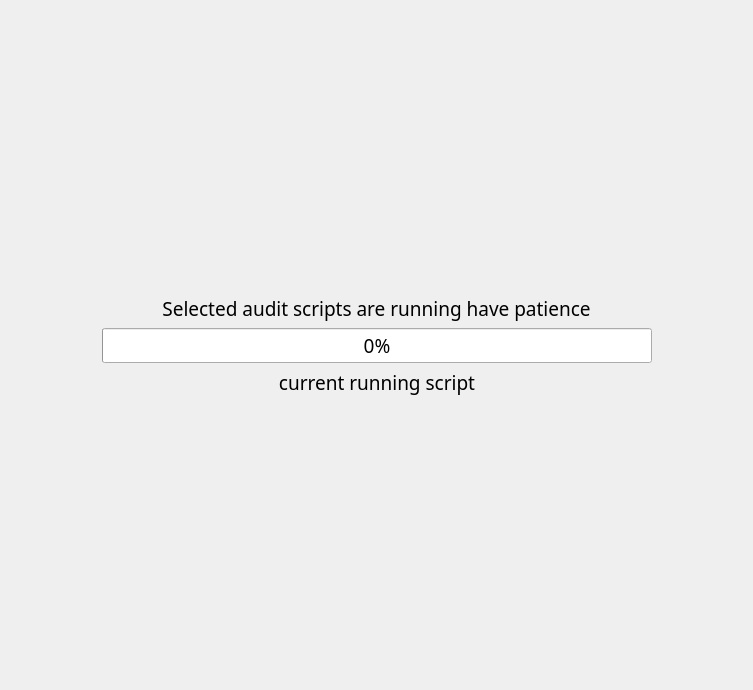
Above: audit_progress_page.ui from h4636oh/EasyAudit_QT before the change. Below: the same form after it.
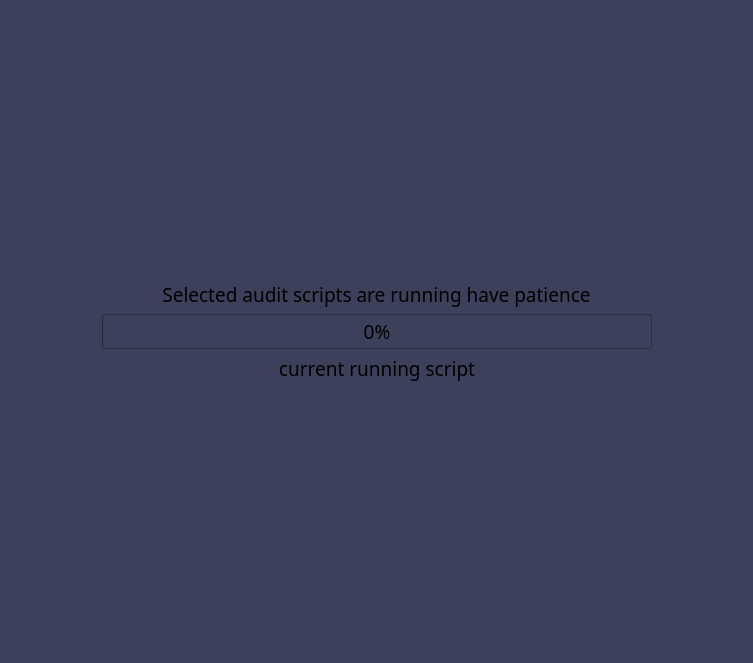
That is the form after the change.

Diff of the .ui file:
```diff
--- a/audit_progress_page.ui
+++ b/audit_progress_page.ui
@@ -7,7 +7,7 @@
     <x>0</x>
     <y>0</y>
     <width>753</width>
-    <height>690</height>
+    <height>663</height>
    </rect>
   </property>
   <property name="sizePolicy">
@@ -19,6 +19,9 @@
   <property name="windowTitle">
    <string>Form</string>
   </property>
+  <property name="styleSheet">
+   <string notr="true">background-color: rgb(61, 64, 91);</string>
+  </property>
   <layout class="QVBoxLayout" name="verticalLayout">
    <item>
     <spacer name="verticalSpacer">
```
